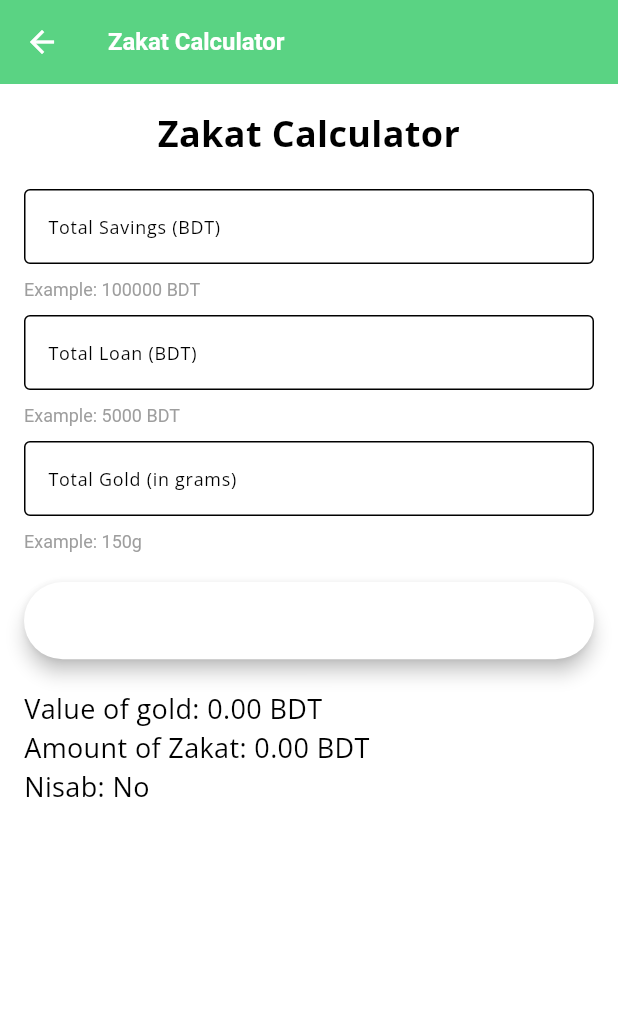
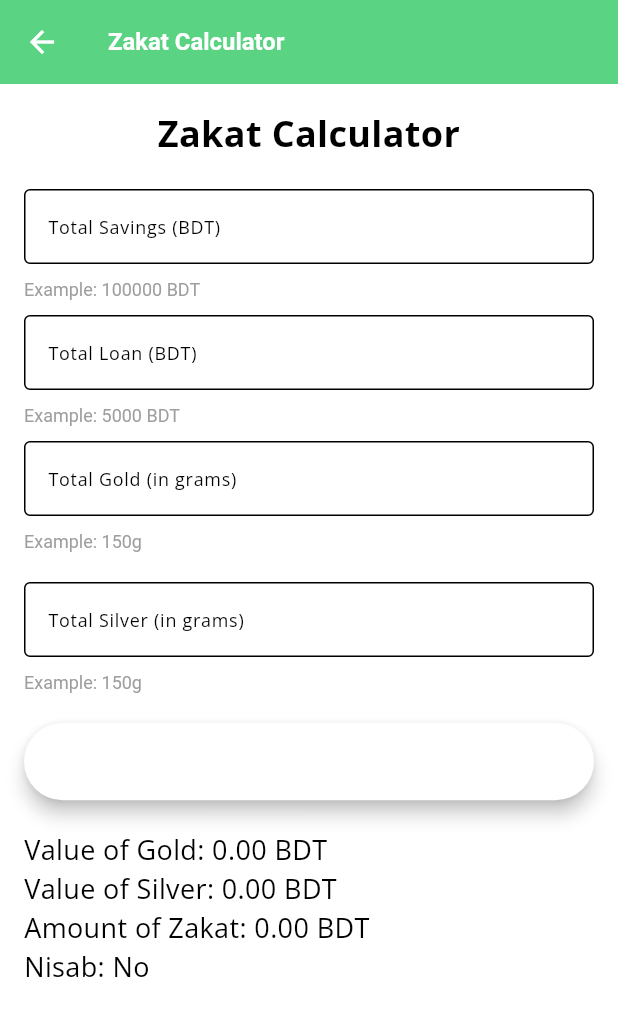
Before and after one commit to ashrafulparan2/Deen-An-Islamic-Application, a Flutter app: the ZakatPage screen opened by its route, after a tap on "Calculate Zakat", on a phone screen of 412 x 824 dp. Shown: the top 1016 px of the screen. Run offline on Flutter 3.47's test engine with Material 3 defaults, Android fonts, the phone set to English and light mode, and no system bars; our stand-ins replace bloc, cloud_firestore, dartz, dio, equatable, firebase_auth and 19 more; missing offline and left inert: motion_sensors; accounts and stored records are empty; network calls fail; project files that could hold a hidden picture were left out.

Commit message:
zakat fixed

```diff
--- a/lib/src/features/zakat/zakatscreen.dart
+++ b/lib/src/features/zakat/zakatscreen.dart
@@ -11,8 +11,10 @@
   TextEditingController savingsController = TextEditingController();
   TextEditingController debtController = TextEditingController();
   TextEditingController goldController = TextEditingController();
+  TextEditingController silverController = TextEditingController();
   bool isGoldNisabReached = false;
   double goldValue = 0;
+  double silverValue = 0;
   double zakatAmount = 0;
 
   @override
@@ -122,6 +124,31 @@
                 ),
               ),
               SizedBox(height: 20),
+              TextField(
+                controller: silverController,
+                keyboardType: TextInputType.number,
+                style: TextStyle(
+                  color: Colors.cyan,
+                ),
+                decoration: InputDecoration(
+                  labelText: 'Total Silver (in grams)',
+                  border: OutlineInputBorder(),
+                  focusedBorder: OutlineInputBorder(
+                    borderSide: BorderSide(color: Colors.purple),
+                  ),
+                ),
+              ),
+              SizedBox(height: 10),
+              RichText(
+                text: TextSpan(
+                  text: 'Example: 150g',
+                  style: TextStyle(
+                    color: Colors.grey,
+                    fontSize: 12.0,
+                  ),
+                ),
+              ),
+              SizedBox(height: 20),
               ElevatedButton(
                 onPressed: calculateZakat,
                 style: ElevatedButton.styleFrom(
@@ -132,7 +159,11 @@
               ),
               SizedBox(height: 20),
               Text(
-                'Value of gold: ${goldValue.toStringAsFixed(2)} BDT',
+                'Value of Gold: ${goldValue.toStringAsFixed(2)} BDT',
+                style: TextStyle(fontSize: 18.0),
+              ),
+              Text(
+                'Value of Silver: ${silverValue.toStringAsFixed(2)} BDT',
                 style: TextStyle(fontSize: 18.0),
               ),
               Text(
@@ -154,16 +185,20 @@
     double savings = double.tryParse(savingsController.text) ?? 0;
     double debt = double.tryParse(debtController.text) ?? 0;
     double totalGold = double.tryParse(goldController.text) ?? 0;
+    double totalSilver = double.tryParse(silverController.text) ?? 0;
 
     double goldPricePerGram = 7218;
+    double silverPricePerGram = 819.02;
 
     goldValue = totalGold * goldPricePerGram;
 
-    double total = savings - debt + goldValue;
+    silverValue = totalSilver * silverPricePerGram;
 
-    isGoldNisabReached = total >= (87.48 * goldPricePerGram);
+    double total = savings - debt + goldValue + silverValue;
 
-    zakatAmount = isGoldNisabReached ? (savings - debt + goldValue) * 0.025 : 0;
+    isGoldNisabReached = total >= (612.36 * silverPricePerGram);
+
+    zakatAmount = isGoldNisabReached ? (total) * 0.025 : 0;
 
     setState(() {});
   }
```
